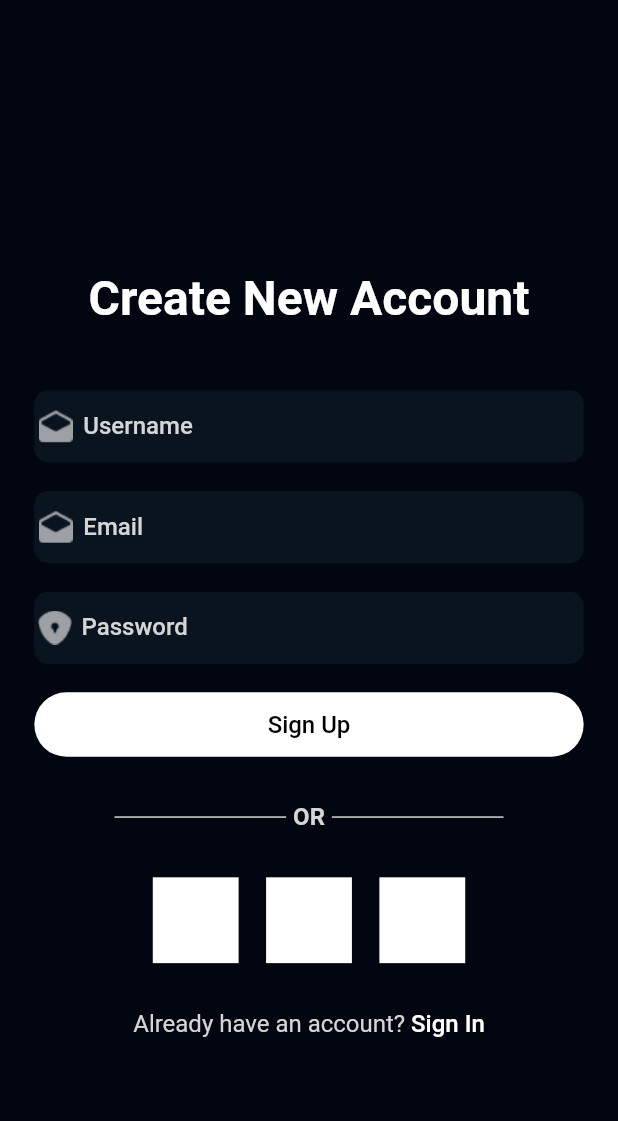
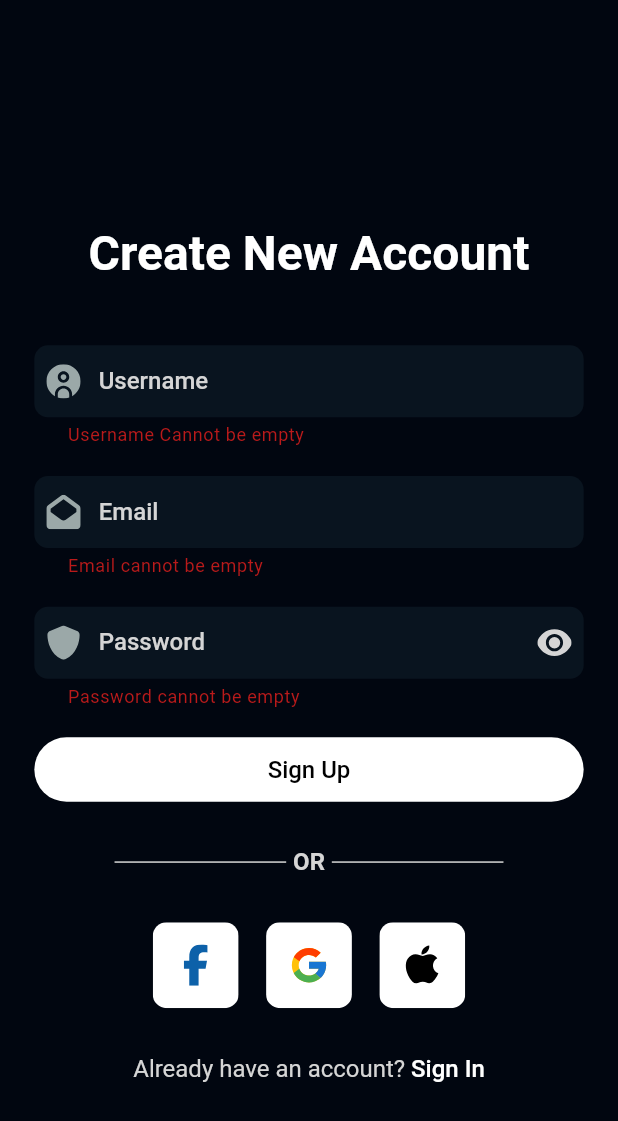
Before and after one commit to Mohdsamiransari/coinly, a Flutter app: the SignUpScreen screen opened by its route, after a tap on "Sign Up", on a phone screen of 412 x 824 dp. Shown: the top 1121 px of the screen. Run offline on Flutter 3.47's test engine with Material 3 defaults, Android fonts, the phone set to English and light mode, and no system bars; our stand-ins replace bloc, flutter_bloc, flutter_screenutil, flutter_svg, go_router, qr_flutter and 2 more; missing offline and left inert: scroll_datetime_picker; project files that could hold a hidden picture were left out.

Commit message:
auth form validation done

```diff
--- a/lib/components/auth/bloc/auth_bloc.dart
+++ b/lib/components/auth/bloc/auth_bloc.dart
@@ -1,12 +1,36 @@
+import 'dart:async';
+
 import 'package:bloc/bloc.dart';
+import 'package:coinly/utils/app_assets.dart';
+import 'package:flutter/material.dart';
 import 'package:meta/meta.dart';
 
 part 'auth_event.dart';
 part 'auth_state.dart';
 
 class AuthBloc extends Bloc<AuthEvent, AuthState> {
+  TextEditingController emailController = TextEditingController();
+  TextEditingController passwordController = TextEditingController();
+  TextEditingController usernameController = TextEditingController();
+  bool obscureText = true;
+
+  List<String> signInIcons = [
+    AppAssets.faceBook,
+    AppAssets.google,
+    AppAssets.apple
+  ];
+
   AuthBloc() : super(AuthInitial()) {
-    on<AuthEvent>((event, emit) {
+    on<HandleObscureTextChangeEvent>(_handleObscureTextChangeEvent);
+    on<PasswordInputEvent>((event, emit){
+      emit(PasswordInputState());
     });
   }
+
+  FutureOr<void> _handleObscureTextChangeEvent(
+      HandleObscureTextChangeEvent event, Emitter<AuthState> emit) {
+    obscureText = !obscureText;
+
+    emit(HandleObscureTextChangeState());
+  }
 }
--- a/lib/components/auth/bloc/auth_event.dart
+++ b/lib/components/auth/bloc/auth_event.dart
@@ -2,3 +2,7 @@ part of 'auth_bloc.dart';
 
 @immutable
 sealed class AuthEvent {}
+
+final class HandleObscureTextChangeEvent extends AuthEvent {}
+
+final class PasswordInputEvent extends AuthEvent {}
--- a/lib/components/auth/bloc/auth_state.dart
+++ b/lib/components/auth/bloc/auth_state.dart
@@ -4,3 +4,8 @@ part of 'auth_bloc.dart';
 sealed class AuthState {}
 
 final class AuthInitial extends AuthState {}
+
+final class AuthActionState extends AuthState {}
+
+final class HandleObscureTextChangeState extends AuthState {}
+final class PasswordInputState extends AuthState {}
--- a/lib/components/auth/ui/sign_up_screen.dart
+++ b/lib/components/auth/ui/sign_up_screen.dart
@@ -1,3 +1,6 @@
+import 'package:coinly/components/auth/bloc/auth_bloc.dart';
+import 'package:coinly/components/auth/ui/widgets/or_divider_widget.dart';
+import 'package:coinly/components/auth/ui/widgets/social_login_widget.dart';
 import 'package:coinly/components/common/common_button_widget.dart';
 import 'package:coinly/components/common/common_input_widget.dart';
 import 'package:coinly/components/common/common_sized_box_widget.dart';
@@ -7,22 +10,51 @@ import 'package:coinly/utils/app_assets.dart';
 import 'package:coinly/utils/app_colors.dart';
 import 'package:coinly/utils/app_strings.dart';
 import 'package:coinly/utils/app_styles.dart';
+import 'package:coinly/utils/app_utils.dart';
 import 'package:flutter/material.dart';
 import 'package:go_router/go_router.dart';
+import 'package:flutter_bloc/flutter_bloc.dart';
 import 'package:flutter_screenutil/flutter_screenutil.dart';
 
-class SignUpScreen extends StatelessWidget {
+class SignUpScreen extends StatefulWidget {
   const SignUpScreen({super.key});
+
+  @override
+  State<SignUpScreen> createState() => _SignUpScreenState();
+}
+
+class _SignUpScreenState extends State<SignUpScreen> {
+  late AuthBloc authBloc;
+  final _formKey = GlobalKey<FormState>();
+  final FocusNode emailFocusNode = FocusNode();
+  final FocusNode passwordFocusNode = FocusNode();
+  final FocusNode userNameFocusNode = FocusNode();
+
+  @override
+  void initState() {
+    super.initState();
+    authBloc = context.read<AuthBloc>();
+  }
+
+  @override
+  void dispose() {
+    emailFocusNode.dispose();
+    passwordFocusNode.dispose();
+    super.dispose();
+  }
 
   @override
   Widget build(BuildContext context) {
     return Scaffold(
-      body: Padding(
+      body: BlocBuilder<AuthBloc, AuthState>(
+        builder: (context, state) {
+          return Padding(
             padding: EdgeInsets.all(20.r),
             child: SingleChildScrollView(
               physics: const NeverScrollableScrollPhysics(),
               child: Container(
-            height: MediaQuery.of(context).size.height, // Match screen height
+                height:
+                    MediaQuery.of(context).size.height, // Match screen height
                 alignment: Alignment.center,
 
                 child: Column(
@@ -38,108 +70,16 @@ class SignUpScreen extends StatelessWidget {
                           fontWeightVariant: FontWeightVariant.bold),
                     ),
                     CommonSizedBoxWidget.height(32.h),
-                CommonInputWidget(
-                  fillColor: AppColors.secondaryBlue.withOpacity(.5),
-                  isFilled: true,
-                  hintText: AppStrings.userName,
-                  prefixIcon:
-                      // Icon(Icons.email)
-                      ImagePreview(
-                    path: "assets/images/email white.png",
-                    width: 24.h,
-                    height: 24.w,
-                  ),
-                ),
-                CommonSizedBoxWidget.height(16.h),
-                CommonInputWidget(
-                  fillColor: AppColors.secondaryBlue.withOpacity(.5),
-                  isFilled: true,
-                  hintText: AppStrings.email,
-                  prefixIcon: ImagePreview(
-                    path: "assets/images/email white.png",
-                    width: 24.h,
-                    height: 24.w,
-                  ),
-                ),
-                CommonSizedBoxWidget.height(16.h),
-                CommonInputWidget(
-                  fillColor: AppColors.secondaryBlue.withOpacity(.5),
-                  isFilled: true,
-                  hintText: AppStrings.password,
-                  prefixIcon: ImagePreview(
-                    path: "assets/images/shield white.png",
-                    width: 24.r,
-                    height: 24.r,
-                  ),
-                ),
-                CommonSizedBoxWidget.height(16.h),
-                CommonButtonWidget(
-                  onPressed: () {},
-                  btnLabel: AppStrings.signUp,
-                ),
+                    signUpForm(),
                     CommonSizedBoxWidget.height(24.h),
-                Row(
-                  crossAxisAlignment: CrossAxisAlignment.center,
-                  mainAxisAlignment: MainAxisAlignment.center,
-                  children: [
-                    SizedBox(
-                      width: 100.w,
-                      child: Divider(
-                        color: AppColors.primaryWhite,
-                        height: 1.h,
-                      ),
-                    ),
-                    CommonSizedBoxWidget.width(4.w),
-                    Text(
-                      "OR",
-                      style: AppTextStyles.getStyle(
-                          colorVariant: ColorVariant.primaryWhite,
-                          sizeVariant: SizeVariant.medium,
-                          fontWeightVariant: FontWeightVariant.bold),
-                    ),
-                    CommonSizedBoxWidget.width(4.w),
-                    SizedBox(
-                      width: 100.w,
-                      child: Divider(
-                        color: AppColors.primaryWhite,
-                        height: 1.h,
-                      ),
-                    ),
-                  ],
-                ),
+                    const OrDividerWidget(),
                     CommonSizedBoxWidget.height(24.h),
-                Row(
-                  crossAxisAlignment: CrossAxisAlignment.center,
-                  mainAxisAlignment: MainAxisAlignment.center,
-                  children: List.generate(
-                    3,
-                    (index) => Padding(
-                      padding: EdgeInsets.symmetric(horizontal: 8.r),
-                      child: IconButton(
-                        onPressed: () {},
-                        icon: const ImagePreview(
-                          path: AppAssets.emailWhite,
-                          color: Colors.black,
-                        ),
-                        color: Colors.white,
-                        style: ButtonStyle(
-                          fixedSize: WidgetStateProperty.all(Size(50.r, 50.r)),
-                          backgroundColor:
-                              WidgetStateProperty.all(Colors.white),
-                          shape: WidgetStateProperty.all(
-                            const RoundedRectangleBorder(
-                              borderRadius: BorderRadius.zero,
-                            ),
-                          ),
-                        ),
-                      ),
-                    ),
-                  ),
-                ),
+                    SocialLoginWidget(authBloc: authBloc),
                     CommonSizedBoxWidget.height(24.h),
                     InkWell(
                       onTap: () {
-                    GoRouter.of(context).goNamed(RouterConstant.signInScreen);
+                        GoRouter.of(context)
+                            .goNamed(RouterConstant.signInScreen);
                       },
                       splashColor: Colors.transparent,
                       highlightColor: Colors.transparent,
@@ -168,6 +108,106 @@ class SignUpScreen extends StatelessWidget {
                 ),
               ),
             ),
+          );
+        },
+      ),
+    );
+  }
+
+  Form signUpForm() {
+    return Form(
+      key: _formKey,
+      child: Column(
+        children: [
+          CommonInputWidget(
+            controller: authBloc.usernameController,
+            borderRadius: BorderRadius.circular(8.r),
+            focusNode: userNameFocusNode,
+            fillColor: AppColors.secondaryBlue.withOpacity(.5),
+            isFilled: true,
+            hintText: AppStrings.userName,
+            prefixIcon: ImagePreview(
+              path: AppAssets.circleUser,
+              width: 100,
+              fit: BoxFit.contain,
+              color: userNameFocusNode.hasFocus
+                  ? AppColors.white
+                  : AppColors.primaryGrey,
+            ),
+            validator: (value) {
+              if (value == null || value.trim().isEmpty) {
+                return AppStrings.userNameCannotBeEmpty;
+              }
+              if (value.length < 4) {
+                return AppStrings.userNameTooShort;
+              }
+              return null;
+            },
+          ),
+          CommonSizedBoxWidget.height(16.h),
+          CommonInputWidget(
+            controller: authBloc.emailController,
+            borderRadius: BorderRadius.circular(8.r),
+            fillColor: AppColors.secondaryBlue.withOpacity(.5),
+            isFilled: true,
+            focusNode: emailFocusNode,
+            hintText: AppStrings.email,
+            prefixIcon: ImagePreview(
+              path: AppAssets.email,
+              fit: BoxFit.contain,
+              color: emailFocusNode.hasFocus
+                  ? AppColors.white
+                  : AppColors.primaryGrey,
+            ),
+            textInputType: TextInputType.emailAddress,
+            textCapitalization: TextCapitalization.none,
+            validator: AppUtils.validateEmail,
+          ),
+          CommonSizedBoxWidget.height(16.h),
+          CommonInputWidget(
+            controller: authBloc.passwordController,
+            onChanged: (p0) {
+              authBloc.add(PasswordInputEvent());
+            },
+            borderRadius: BorderRadius.circular(8.r),
+            focusNode: passwordFocusNode,
+            fillColor: AppColors.secondaryBlue.withOpacity(.5),
+            isFilled: true,
+            hintText: AppStrings.password,
+            prefixIcon: ImagePreview(
+              path: AppAssets.auth,
+              fit: BoxFit.contain,
+              color: passwordFocusNode.hasFocus
+                  ? AppColors.white
+                  : AppColors.primaryGrey,
+            ),
+            suffixIcon: GestureDetector(
+              onLongPress: () {
+                authBloc.add(HandleObscureTextChangeEvent());
+              },
+              onLongPressUp: () {
+                authBloc.add(HandleObscureTextChangeEvent());
+              },
+              child: ImagePreview(
+                path:
+                    authBloc.obscureText ? AppAssets.eye : AppAssets.eyeCrossed,
+                fit: BoxFit.contain,
+                color: AppColors.primaryWhite,
+              ),
+            ),
+            obscureText: authBloc.obscureText,
+            validator: AppUtils.validatePassword,
+          ),
+          CommonSizedBoxWidget.height(16.h),
+          CommonButtonWidget(
+            onPressed: () {
+              if (_formKey.currentState!.validate()) {
+                GoRouter.of(context).goNamed(RouterConstant.dashboardScreen);
+              }
+            },
+            btnLabel: AppStrings.signUp,
+          ),
+        ],
       ),
     );
   }
--- /dev/null
+++ b/lib/components/auth/ui/widgets/or_divider_widget.dart
@@ -0,0 +1,42 @@
+import 'package:coinly/components/common/common_sized_box_widget.dart';
+import 'package:flutter_screenutil/flutter_screenutil.dart';
+import 'package:coinly/utils/app_colors.dart';
+import 'package:coinly/utils/app_styles.dart';
+import 'package:flutter/material.dart';
+
+class OrDividerWidget extends StatelessWidget {
+  const OrDividerWidget({super.key});
+
+  @override
+  Widget build(BuildContext context) {
+    return Row(
+      crossAxisAlignment: CrossAxisAlignment.center,
+      mainAxisAlignment: MainAxisAlignment.center,
+      children: [
+        SizedBox(
+          width: 100.w,
+          child: Divider(
+            color: AppColors.primaryWhite,
+            height: 1.h,
+          ),
+        ),
+        CommonSizedBoxWidget.width(4.w),
+        Text(
+          "OR",
+          style: AppTextStyles.getStyle(
+              colorVariant: ColorVariant.primaryWhite,
+              sizeVariant: SizeVariant.medium,
+              fontWeightVariant: FontWeightVariant.bold),
+        ),
+        CommonSizedBoxWidget.width(4.w),
+        SizedBox(
+          width: 100.w,
+          child: Divider(
+            color: AppColors.primaryWhite,
+            height: 1.h,
+          ),
+        ),
+      ],
+    );
+  }
+}
--- /dev/null
+++ b/lib/components/auth/ui/widgets/social_login_widget.dart
@@ -0,0 +1,65 @@
+import 'dart:developer';
+
+import 'package:coinly/components/auth/bloc/auth_bloc.dart';
+import 'package:coinly/components/common/image_preview.dart';
+import 'package:flutter_bloc/flutter_bloc.dart';
+import 'package:flutter_screenutil/flutter_screenutil.dart';
+import 'package:flutter/material.dart';
+
+class SocialLoginWidget extends StatefulWidget {
+  final AuthBloc authBloc;
+  const SocialLoginWidget({super.key, required this.authBloc});
+
+  @override
+  State<SocialLoginWidget> createState() => _SocialLoginWidgetState();
+}
+
+class _SocialLoginWidgetState extends State<SocialLoginWidget> {
+  @override
+  Widget build(BuildContext context) {
+    return BlocBuilder<AuthBloc, AuthState>(
+      builder: (context, state) {
+        return Row(
+          crossAxisAlignment: CrossAxisAlignment.center,
+          mainAxisAlignment: MainAxisAlignment.center,
+          children: List.generate(
+            3,
+            (index) => Padding(
+              padding: EdgeInsets.symmetric(horizontal: 8.r),
+              child: ClipRRect(
+                borderRadius: BorderRadius.circular(8.r),
+                child: IconButton(
+                  onPressed: () {
+                    if (index == 0) {
+                      log("FaceBook");
+                    } else if (index == 1) {
+                      log("Google");
+                    } else {
+                      log("Apple");
+                    }
+                  },
+                  icon: ImagePreview(
+                    path: widget.authBloc.signInIcons[index],
+                    width: 24.r,
+                    height: 24.r,
+                    // color: Colors.black,
+                  ),
+                  color: Colors.white,
+                  style: ButtonStyle(
+                    fixedSize: WidgetStateProperty.all(Size(50.r, 50.r)),
+                    backgroundColor: WidgetStateProperty.all(Colors.white),
+                    shape: WidgetStateProperty.all(
+                      const RoundedRectangleBorder(
+                        borderRadius: BorderRadius.zero,
+                      ),
+                    ),
+                  ),
+                ),
+              ),
+            ),
+          ),
+        );
+      },
+    );
+  }
+}
--- a/lib/components/common/common_input_widget.dart
+++ b/lib/components/common/common_input_widget.dart
@@ -124,6 +124,10 @@ class _CommonInputWidgetState extends State<CommonInputWidget> {
         prefixText: widget.prefixText,
         suffixIcon: widget.suffixIcon,
         suffixText: widget.suffixText,
+        suffixIconConstraints: BoxConstraints(
+          maxWidth: 34.r,
+          maxHeight: 20.r,
+        ),
         border: OutlineInputBorder(
           borderRadius: widget.borderRadius ?? BorderRadius.circular(25.r),
           borderSide: widget.borderSide ?? BorderSide.none,
--- a/lib/utils/app_assets.dart
+++ b/lib/utils/app_assets.dart
@@ -10,4 +10,8 @@ class AppAssets {
   static const google = "assets/svg/google.svg";
   static const apple = "assets/svg/apple.svg";
   static const search = "assets/svg/search.svg";
+  static const edit = "assets/svg/edit.svg";
+  static const eye = "assets/svg/eye.svg";
+  static const eyeCrossed = "assets/svg/eye-crossed.svg";
+  static const circleUser = "assets/svg/circle-user.svg";
 }
--- a/lib/utils/app_strings.dart
+++ b/lib/utils/app_strings.dart
@@ -2,6 +2,29 @@ class AppStrings {
   // Common
   static const String add = "Add";
   static const String next = "Next";
+
+  // Email validation
+  static const String emailPattern =
+      r"^[a-zA-Z0-9._%+-]+@[a-zA-Z0-9.-]+\.[a-zA-Z]{2,}$";
+  static const String emailCannotBeEmpty = "Email cannot be empty";
+  static const String enterValidEmailAddress = "Enter a valid email address";
+
+  // Password Validation
+  static const String passwordCannotBeEmpty = "Password cannot be empty";
+  static const String passwordMustBeLong =
+      "Password must be at least 8 characters long";
+  static const String passwordContainUppercaseLetter =
+      "Password must contain at least one uppercase letter";
+  static const String passwordContainLowercaseLetter =
+      "Password must contain at least one uppercase letter";
+  static const String passwordContainNumber =
+      "Password must contain at least one number";
+  static const String passwordContainSpecialCharacter =
+      "Password must contain at least one special character";
+
+  // Username Validation
+  static const String userNameCannotBeEmpty = "Username Cannot be empty";
+  static const String userNameTooShort = "Username too short";
 
   // Auth
   static const String appName = "COINLY";
@@ -20,7 +43,7 @@ class AppStrings {
   static const String totalBalance = "Total Balance";
   static const String totalDebit = "Total Debit";
   static const String totalCredit = "Total Credit";
-  static const String recentTransactions= "Recent Transactions";
+  static const String recentTransactions = "Recent Transactions";
 
   // Ai Assistant
   static const String aiAssistant = "AI Assistant";
@@ -36,13 +59,10 @@ class AppStrings {
   static const String credit = "Credit";
 
   // Add Amount Bottom Sheet
-  static const String setYourCurrentBalance = "Set your current balance to accurately reflect your finances.";
+  static const String setYourCurrentBalance =
+      "Set your current balance to accurately reflect your finances.";
   static const String addYourCurrentBalance = "Add Current Balance";
 
   // Expense
   static const String expense = "Expense";
-
-
-
-
 }
--- a/lib/utils/app_utils.dart
+++ b/lib/utils/app_utils.dart
@@ -0,0 +1,37 @@
+import 'package:coinly/utils/app_strings.dart';
+
+class AppUtils {
+  /// Password validation logic
+  static String? validatePassword(String? value) {
+    if (value == null || value.isEmpty) {
+      return AppStrings.passwordCannotBeEmpty;
+    }
+    if (value.length < 8) {
+      return AppStrings.passwordMustBeLong;
+    }
+    if (!RegExp(r'[A-Z]').hasMatch(value)) {
+      return AppStrings.passwordContainUppercaseLetter;
+    }
+    if (!RegExp(r'[a-z]').hasMatch(value)) {
+      return AppStrings.passwordContainLowercaseLetter;
+    }
+    if (!RegExp(r'[0-9]').hasMatch(value)) {
+      return AppStrings.passwordContainNumber;
+    }
+    if (!RegExp(r'[!@#$%^&*(),.?":{}|<>]').hasMatch(value)) {
+      return AppStrings.passwordContainSpecialCharacter;
+    }
+    return null;
+  }
+
+  /// Email validation logic
+  static String? validateEmail(String? value) {
+    if (value == null || value.isEmpty) {
+      return AppStrings.emailCannotBeEmpty;
+    }
+    if (!RegExp(AppStrings.emailPattern).hasMatch(value)) {
+      return AppStrings.enterValidEmailAddress;
+    }
+    return null;
+  }
+}
```
Also changed, not shown: lib/components/auth/ui/sign_in_screen.dart (+95 -114 lines), lib/main.dart (+9 -0 lines), assets/svg/circle-user.svg (added), assets/svg/edit.svg (added), assets/svg/eye-crossed.svg (added), assets/svg/eye.svg (added). Lines whose indentation alone changed are shown as unchanged.
